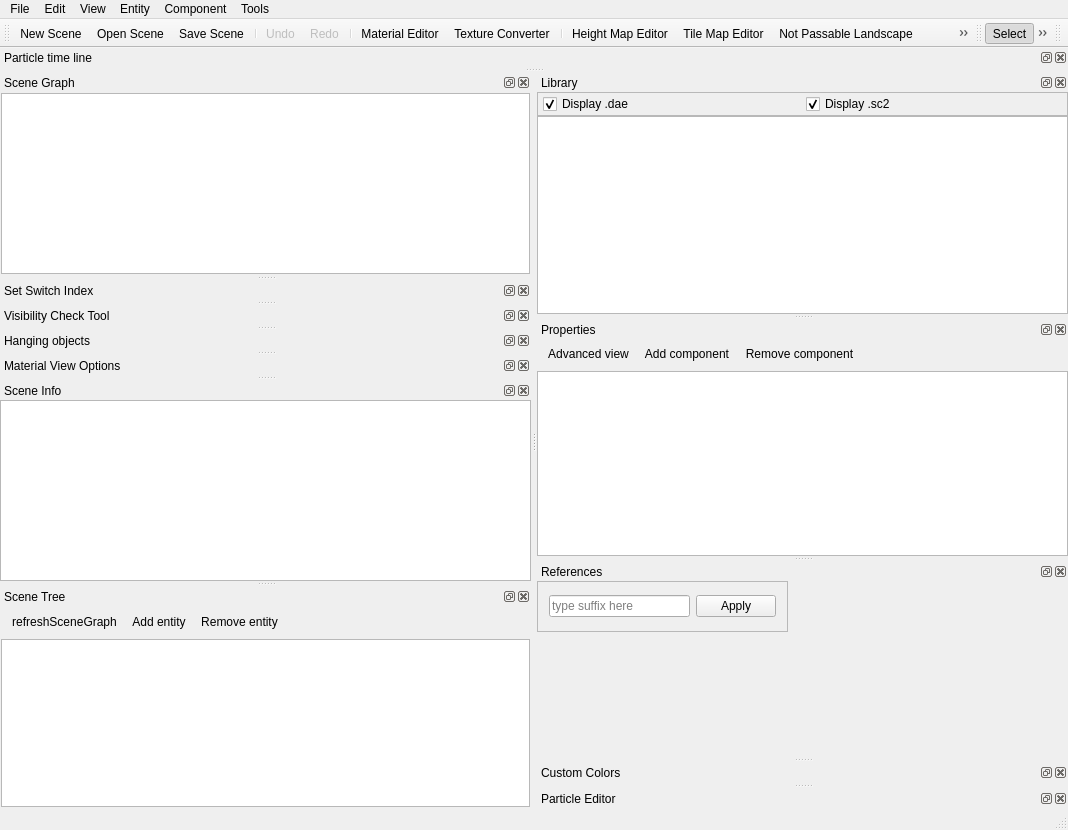
First picture: the form in Tools/ResourceEditor/DataQt/mainwindow.ui, repository xaoctech/dava.engine, before the edit.
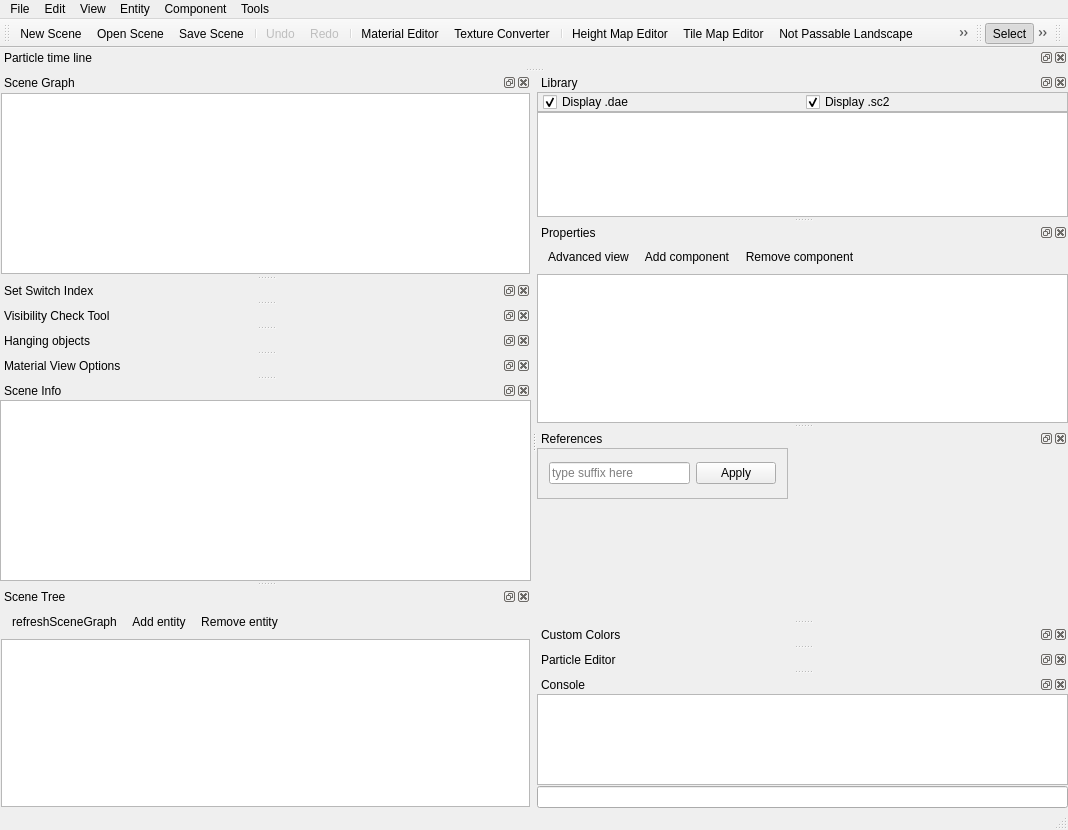
Second picture: the form after the edit. Icons and pictures are not drawn. Custom widgets are drawn as their Qt base class.

Commit message: [DF-1211] Added dock, that is showing debug logs.

The edit to the form file:
```diff
--- a/Tools/ResourceEditor/DataQt/mainwindow.ui
+++ b/Tools/ResourceEditor/DataQt/mainwindow.ui
@@ -858,6 +858,47 @@
     </layout>
    </widget>
   </widget>
+  <widget class="QDockWidget" name="dockConsole">
+   <property name="windowTitle">
+    <string>Console</string>
+   </property>
+   <attribute name="dockWidgetArea">
+    <number>2</number>
+   </attribute>
+   <widget class="QWidget" name="dockWidgetContents_7">
+    <layout class="QVBoxLayout" name="verticalLayout_10">
+     <property name="spacing">
+      <number>1</number>
+     </property>
+     <property name="margin">
+      <number>0</number>
+     </property>
+     <item>
+      <widget class="ConsoleView" name="consoleView">
+       <property name="undoRedoEnabled">
+        <bool>false</bool>
+       </property>
+       <property name="lineWrapMode">
+        <enum>QPlainTextEdit::NoWrap</enum>
+       </property>
+       <property name="readOnly">
+        <bool>true</bool>
+       </property>
+       <property name="backgroundVisible">
+        <bool>false</bool>
+       </property>
+      </widget>
+     </item>
+     <item>
+      <widget class="QLineEdit" name="consoleEdit">
+       <property name="frame">
+        <bool>true</bool>
+       </property>
+      </widget>
+     </item>
+    </layout>
+   </widget>
+  </widget>
   <action name="actionNewScene">
    <property name="icon">
     <iconset resource="QtIcons.qrc">
@@ -1412,6 +1453,11 @@
    <header>DockSceneTree/SceneTree.h</header>
    <container>1</container>
   </customwidget>
+  <customwidget>
+   <class>ConsoleView</class>
+   <extends>QPlainTextEdit</extends>
+   <header>DockConsole/ConsoleView.h</header>
+  </customwidget>
  </customwidgets>
  <resources>
   <include location="QtIcons.qrc"/>
```
The commit also changes 8 other files.
